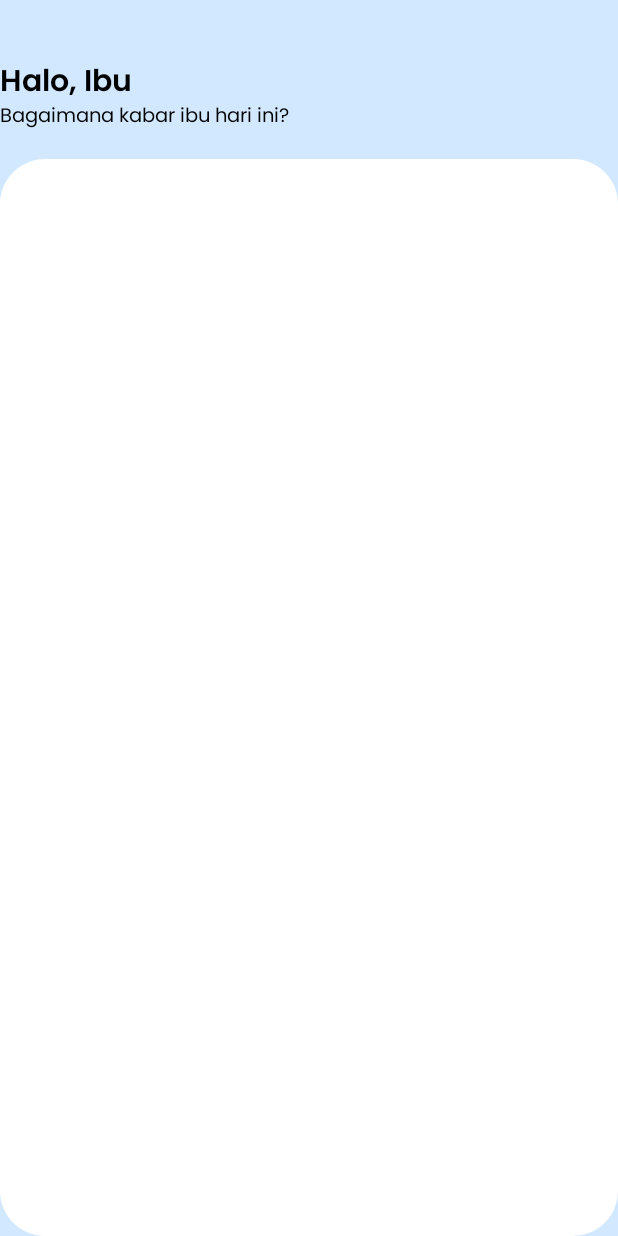
After one commit to gitaufar/slashcom, an Android app built with Jetpack Compose: the @Preview function DashboardScreen, on a phone screen of 412 x 824 dp. The commit adds this screen. Run offline under Robolectric (Android 15) with nearby library versions, the phone set to English and light mode, and no system bars.

Commit message:
feat: add dashboard screen

```diff
--- /dev/null
+++ b/app/src/main/java/com/example/slashcom/ui/presentation/dashboard/DashboardScreen.kt
@@ -0,0 +1,73 @@
+package com.example.slashcom.ui.presentation.dashboard
+
+import androidx.compose.foundation.background
+import androidx.compose.foundation.layout.Arrangement
+import androidx.compose.foundation.layout.Column
+import androidx.compose.foundation.layout.Row
+import androidx.compose.foundation.layout.Spacer
+import androidx.compose.foundation.layout.fillMaxSize
+import androidx.compose.foundation.layout.fillMaxWidth
+import androidx.compose.foundation.layout.padding
+import androidx.compose.foundation.layout.size
+import androidx.compose.foundation.shape.RoundedCornerShape
+import androidx.compose.material3.Text
+import androidx.compose.runtime.Composable
+import androidx.compose.ui.Modifier
+import androidx.compose.ui.graphics.Color
+import androidx.compose.ui.text.TextStyle
+import androidx.compose.ui.text.font.Font
+import androidx.compose.ui.text.font.FontFamily
+import androidx.compose.ui.text.font.FontWeight
+import androidx.compose.ui.tooling.preview.Preview
+import androidx.compose.ui.unit.dp
+import androidx.compose.ui.unit.sp
+import com.example.slashcom.R
+import com.example.slashcom.cache.UserData
+
+@Preview
+@Composable
+fun DashboardScreen(){
+    Column(
+        modifier = Modifier
+            .fillMaxSize()
+            .background(Color(0xFFD1E8FF))
+            .padding(top = 40.dp)
+    ){
+        Text(
+            text = "Halo, Ibu ${UserData.userName}",
+            style = TextStyle(
+                fontSize = 20.sp,
+                lineHeight = 28.sp,
+                fontFamily = FontFamily(Font(R.font.poppins_semibold)),
+                fontWeight = FontWeight(600),
+                color = Color.Black,
+            )
+        )
+        Text(
+            text = "Bagaimana kabar ibu hari ini?",
+            style = TextStyle(
+                fontSize = 13.sp,
+                lineHeight = 28.sp,
+                fontFamily = FontFamily(Font(R.font.poppins_regular)),
+                fontWeight = FontWeight(400),
+                color = Color.Black,
+            )
+        )
+        Spacer(modifier = Modifier.size(20.dp))
+        Column(
+            modifier = Modifier
+                .weight(1f)
+                .background(color = Color(0xFFFFFFFF), shape = RoundedCornerShape(size = 30.dp))
+                .padding(start = 20.dp, top = 20.dp, end = 20.dp, bottom = 20.dp),
+            verticalArrangement = Arrangement.spacedBy(20.dp)
+        ) {
+            Row(
+                modifier = Modifier
+                    .fillMaxWidth()
+                    .padding(start = 5.dp, top = 5.dp, end = 5.dp, bottom = 5.dp)
+            ) {
+
+            }
+        }
+    }
+}
--- a/app/src/main/java/com/example/slashcom/ui/presentation/recorder/RecorderScreen.kt
+++ b/app/src/main/java/com/example/slashcom/ui/presentation/recorder/RecorderScreen.kt
@@ -1,6 +1,7 @@
 package com.example.slashcom.ui.presentation.recorder
 
 import android.Manifest
+import android.content.pm.PackageManager
 import android.widget.Toast
 import androidx.compose.animation.core.animateDpAsState
 import androidx.compose.foundation.background
@@ -11,19 +12,32 @@ import androidx.compose.ui.Modifier
 import androidx.compose.ui.platform.LocalContext
 import androidx.compose.ui.unit.dp
 import androidx.core.app.ActivityCompat
+import androidx.core.content.ContextCompat
 import androidx.lifecycle.viewmodel.compose.viewModel
 
 @Composable
 fun RecorderScreen(viewModel: RecorderViewModel = viewModel(), modifier: Modifier) {
     val context = LocalContext.current
+    var isPermissionGranted by remember {
+        mutableStateOf(
+            ContextCompat.checkSelfPermission(context, Manifest.permission.RECORD_AUDIO) == PackageManager.PERMISSION_GRANTED
+        )
+    }
 
     LaunchedEffect(Unit) {
-        ActivityCompat.requestPermissions(
-            (context as android.app.Activity),
-            arrayOf(Manifest.permission.RECORD_AUDIO),
-            0
-        )
+        if (!isPermissionGranted) {
+            ActivityCompat.requestPermissions(
+                (context as android.app.Activity),
+                arrayOf(Manifest.permission.RECORD_AUDIO),
+                0
+            )
+        }
     }
+
+    LaunchedEffect(Unit) {
+        isPermissionGranted = ContextCompat.checkSelfPermission(context, Manifest.permission.RECORD_AUDIO) == PackageManager.PERMISSION_GRANTED
+    }
+
 
     Column(
         modifier = Modifier
```
